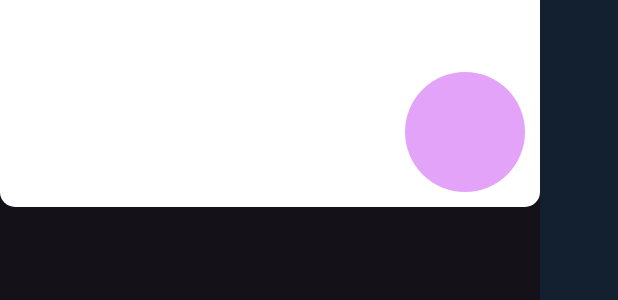
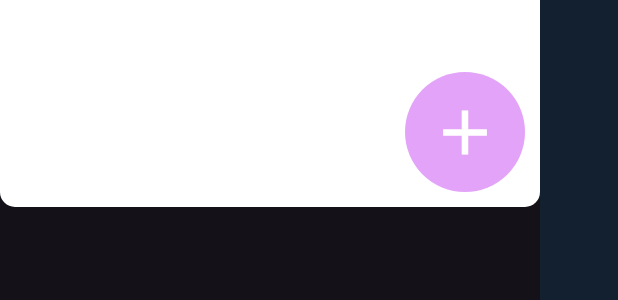
Before and after one commit to JoaoCosme/IHC, a Flutter app: the NovoDrop widget shown alone on an empty page, opened directly, on a phone screen of 412 x 824 dp. Shown: the part 843-1143 px from the top of the screen. Run offline on Flutter 3.47's test engine with Material 3 defaults, Android fonts, the phone set to English and light mode, and no system bars; our stand-ins replace image_picker; Roboto replaces fonts that are missing (Open Sans).

Commit message:
ihc: fix add and delete button icons

```diff
--- a/ihc_segunda_costura/lib/admin/novo_drop.dart
+++ b/ihc_segunda_costura/lib/admin/novo_drop.dart
@@ -72,7 +72,7 @@ class _NovoDropState extends State<NovoDrop> {
                         await _pickImage();
                         // Add a new PecaEditavel widget to the list
                         setState(() {
-                          pecasList.add(PecaEditavel());
+                          pecasList.add(const PecaEditavel());
                           // Hide the warning after the first click
                           showWarning = false;
                         });
@@ -89,20 +89,12 @@ class _NovoDropState extends State<NovoDrop> {
                               color: Color(0xFFE2A3F8),
                               shape: OvalBorder(),
                             ),
-                          ),
-                          const SizedBox(width: 10),
-                          Container(
-                            width: 30,
-                            height: 30,
-                            clipBehavior: Clip.antiAlias,
-                            decoration: BoxDecoration(
-                              color: Colors.white.withOpacity(0),
-                            ),
-                            child: const Row(
-                              mainAxisSize: MainAxisSize.min,
-                              mainAxisAlignment: MainAxisAlignment.center,
-                              crossAxisAlignment: CrossAxisAlignment.center,
-                              children: [],
+                            child: const Center(
+                              child: Icon(
+                                Icons.add,
+                                size: 50,
+                                color: Colors.white,
+                              ),
                             ),
                           ),
                         ],
```
Also changed, not shown: ihc_segunda_costura/lib/admin/peca_editavel.dart (+5 -2 lines).
